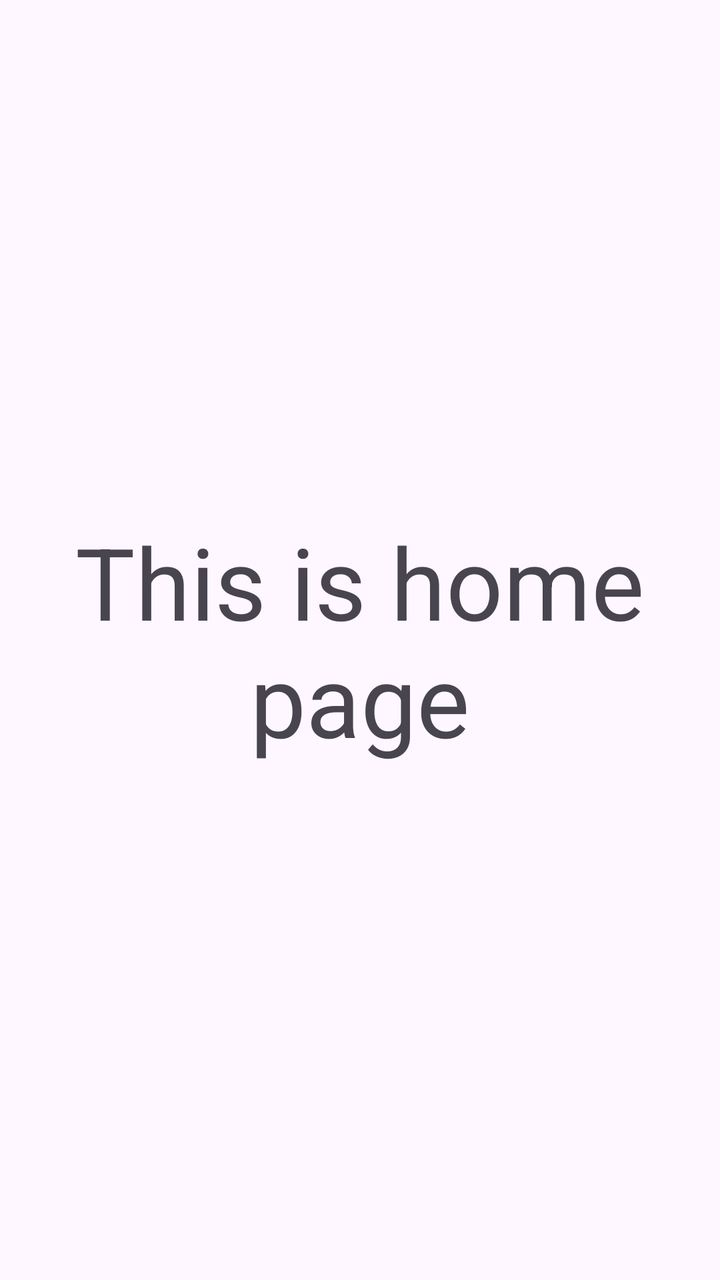
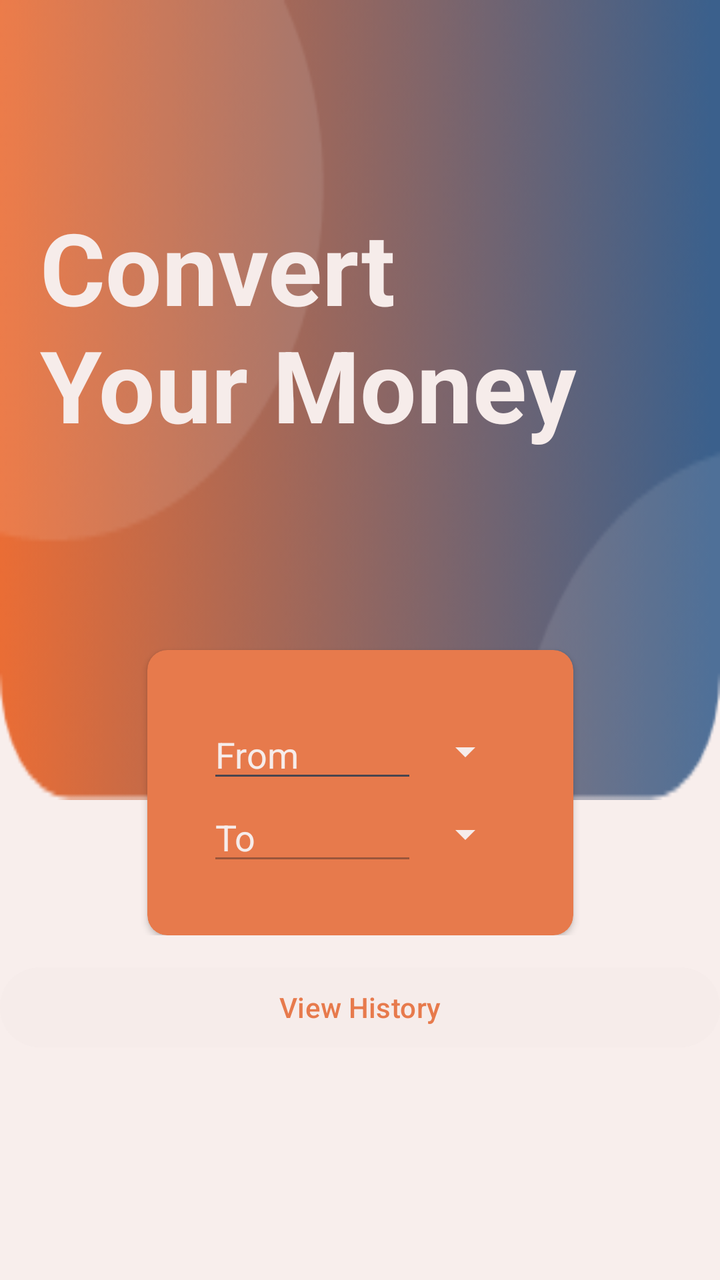

Two renders of the same Android screen: before a commit and after it. Below are the layout's source before the change and the commit's diff.
<!-- AndroidManifest.xml: application theme Theme.CurrencyConverter -->
<!-- res/layout/fragment_home.xml -->
<?xml version="1.0" encoding="utf-8"?>
<FrameLayout xmlns:android="http://schemas.android.com/apk/res/android"
    xmlns:tools="http://schemas.android.com/tools"
    android:layout_width="match_parent"
    android:layout_height="match_parent"
    tools:context=".HomeFragment">

    
    <TextView
        android:layout_width="match_parent"
        android:layout_height="match_parent"
        android:gravity="center"
        android:text="This is home page"
        android:textSize="50sp"/>

</FrameLayout>
<!-- resources referenced by this layout -->
<resources>
  <style name="Theme.CurrencyConverter" parent="Base.Theme.CurrencyConverter" />
  <style name="Base.Theme.CurrencyConverter" parent="Theme.Material3.DayNight.NoActionBar">
          
          
      </style>
</resources>

<!-- the commit's change to res/layout/fragment_home.xml (unified diff, before → after) -->
@@ -3,14 +3,126 @@
     xmlns:tools="http://schemas.android.com/tools"
     android:layout_width="match_parent"
     android:layout_height="match_parent"
-    tools:context=".HomeFragment">
+    xmlns:app="http://schemas.android.com/apk/res-auto"
+    tools:context=".HomeFragment"
+    android:background="#F8EEEC">
+    <LinearLayout
+        android:layout_width="match_parent"
+        android:layout_height="wrap_content"
+        android:orientation="vertical">
 
-    
-    <TextView
-        android:layout_width="match_parent"
-        android:layout_height="match_parent"
-        android:gravity="center"
-        android:text="This is home page"
-        android:textSize="50sp"/>
+        <androidx.constraintlayout.widget.ConstraintLayout
+            android:layout_width="match_parent"
+            android:layout_height="wrap_content">
 
+            <ImageView
+                android:id="@+id/imageView"
+                android:layout_width="match_parent"
+                android:layout_height="400dp"
+                android:scaleType="fitXY"
+                app:layout_constraintEnd_toEndOf="parent"
+                app:layout_constraintStart_toStartOf="parent"
+                app:layout_constraintTop_toTopOf="parent"
+                app:srcCompat="@drawable/top_background" />
+
+            <TextView
+                android:layout_width="match_parent"
+                android:layout_height="wrap_content"
+                android:layout_marginTop="100dp"
+                android:paddingHorizontal="20sp"
+                android:text="Convert\nYour Money"
+                android:textColor="#F6ECEA"
+                android:textSize="50sp"
+                android:textStyle="bold"
+                app:layout_constraintEnd_toEndOf="parent"
+                app:layout_constraintStart_toStartOf="parent"
+                app:layout_constraintTop_toTopOf="parent" />
+
+            <androidx.cardview.widget.CardView
+                android:layout_width="wrap_content"
+                android:layout_height="wrap_content"
+                android:layout_centerInParent="true"
+                android:layout_gravity="center"
+                android:layout_marginHorizontal="20dp"
+                android:layout_marginTop="325dp"
+                android:backgroundTint="#E77A4C"
+                app:cardCornerRadius="10dp"
+                app:layout_constraintEnd_toEndOf="parent"
+                app:layout_constraintStart_toStartOf="parent"
+                app:layout_constraintTop_toTopOf="parent">
+
+                <LinearLayout
+                    android:id="@+id/ll_parent"
+                    android:layout_width="wrap_content"
+                    android:layout_height="wrap_content"
+                    android:layout_centerInParent="true"
+                    android:layout_margin="30dp"
+                    android:gravity="center"
+                    android:orientation="vertical">
+
+                    <LinearLayout
+                        android:id="@+id/ll_firstConversion"
+                        android:layout_width="wrap_content"
+                        android:layout_height="wrap_content"
+                        android:gravity="center_vertical"
+                        android:orientation="horizontal">
+
+                        <EditText
+                            android:id="@+id/et_firstConversion"
+                            android:layout_width="wrap_content"
+                            android:layout_height="wrap_content"
+                            android:ems="5"
+                            android:hint="From"
+                            android:inputType="number"
+                            android:textColor="#F6ECEA"
+                            android:textColorHint="#F6ECEA" />
+
+                        <Spinner
+                            android:id="@+id/spinner_firstConversion"
+                            android:layout_width="wrap_content"
+                            android:layout_height="wrap_content"
+                            android:backgroundTint="#F6ECEA" />
+
+                    </LinearLayout>
+
+                    <LinearLayout
+                        android:id="@+id/ll_secondConversion"
+                        android:layout_width="wrap_content"
+                        android:layout_height="wrap_content"
+                        android:gravity="center_vertical"
+                        android:orientation="horizontal">
+
+                        <EditText
+                            android:id="@+id/et_secondConversion"
+                            android:layout_width="wrap_content"
+                            android:layout_height="wrap_content"
+                            android:ems="5"
+                            android:hint="To"
+                            android:enabled="false"
+                            android:textColor="#F6ECEA"
+                            android:textColorHint="#F6ECEA" />
+
+
+                        <Spinner
+                            android:id="@+id/spinner_secondConversion"
+                            android:layout_width="wrap_content"
+                            android:layout_height="wrap_content"
+                            android:backgroundTint="#F6ECEA" />
+
+                    </LinearLayout>
+
+                </LinearLayout>
+
+            </androidx.cardview.widget.CardView>
+        </androidx.constraintlayout.widget.ConstraintLayout>
+        <Button
+            android:id="@+id/btnHistory"
+            android:layout_width="match_parent"
+            android:layout_height="wrap_content"
+            android:text="View History"
+            android:layout_marginTop="12dp"
+            android:backgroundTint="#F6ECEA"
+            android:textColor="#E77A4C"/>
+
+    </LinearLayout>
 </FrameLayout>
<!-- resource entries referenced after the edit -->
@@ -1,5 +1,6 @@
 <!-- resources referenced by this layout -->
 <resources>
+  <!-- drawable top_background: png bitmap (drawable, 22940 bytes) -->
   <style name="Theme.CurrencyConverter" parent="Base.Theme.CurrencyConverter" />
   <style name="Base.Theme.CurrencyConverter" parent="Theme.Material3.DayNight.NoActionBar">
           
